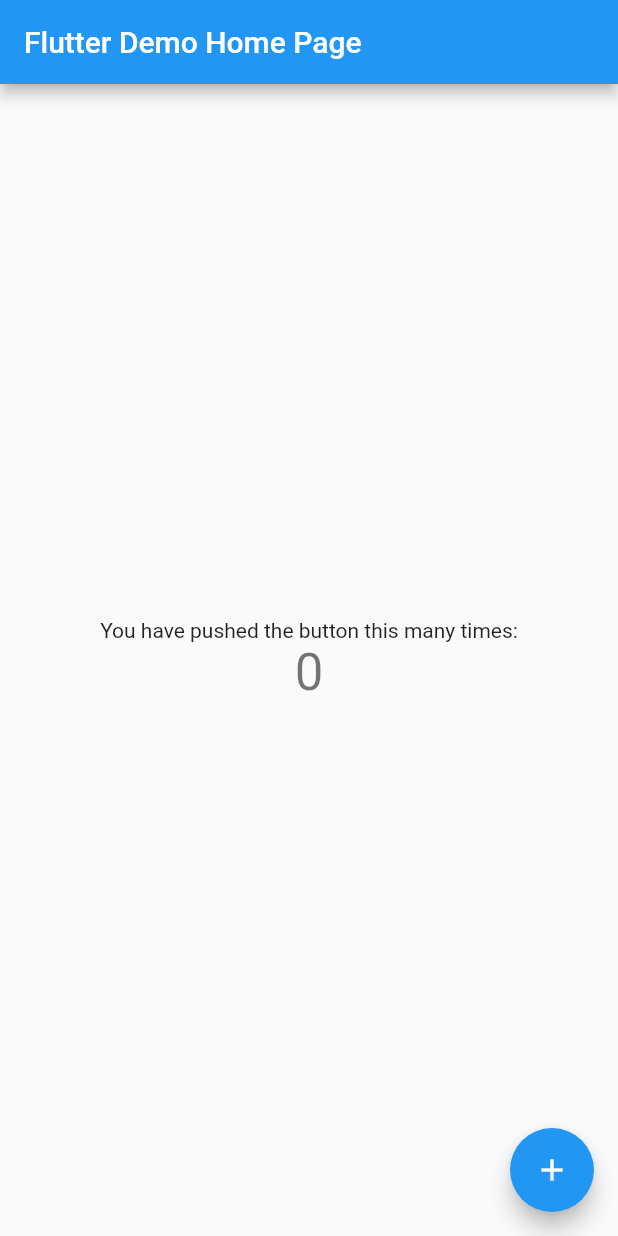
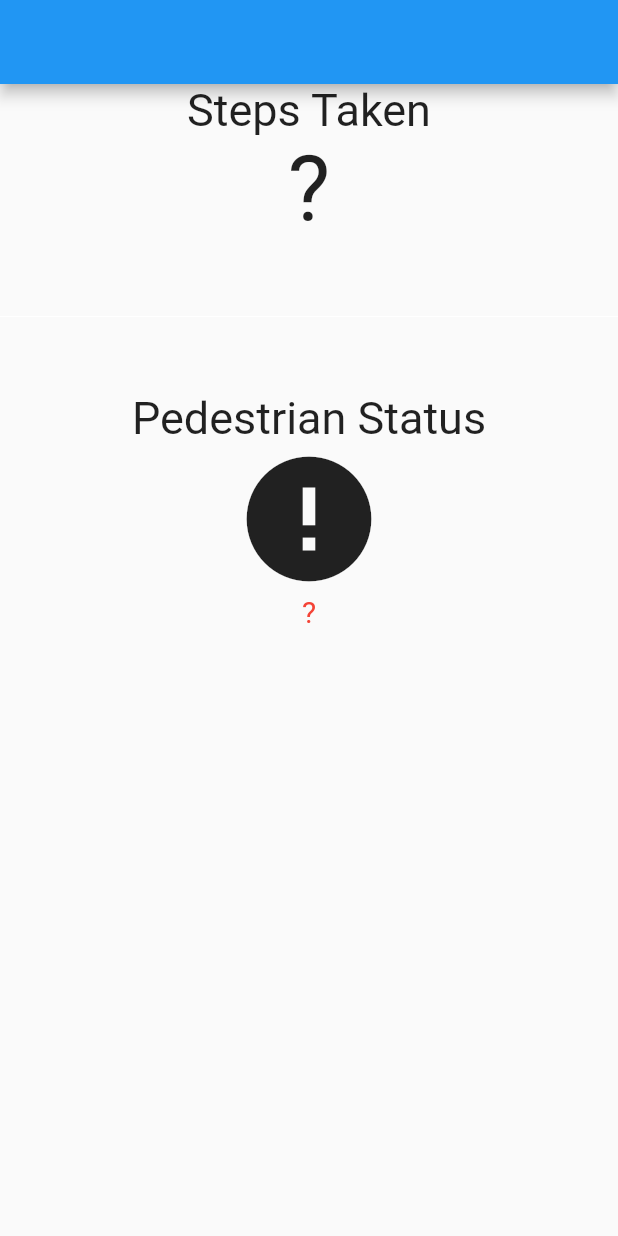
Before and after one commit to thefuturelens/step_counter_demo_flutter, a Flutter app: the screen it shows after launch, on a phone screen of 412 x 824 dp. Run offline on Flutter 3.47's test engine with Material 2 defaults, Android fonts, the phone set to English and light mode, and no system bars; our stand-ins replace get, pedometer, permission_handler, sqflite; missing offline and left inert: workmanager; accounts and stored records are empty.

Commit message:
[IMP] Implemented step counter

```diff
--- /dev/null
+++ b/lib/config/app_string.dart
@@ -0,0 +1,6 @@
+class AppString{
+  static const String stepTaken = 'Steps Taken';
+  static const String pedestrianStatus = 'Pedestrian Status';
+  static const String pedestrianStatusNotAvailable = 'Pedestrian Status not available';
+  static const String stepCountNotAvailable = 'Step Count not available';
+}
--- a/lib/main.dart
+++ b/lib/main.dart
@@ -1,115 +1,75 @@
+import 'dart:async';
+import 'package:flutter/foundation.dart';
 import 'package:flutter/material.dart';
+import 'package:permission_handler/permission_handler.dart';
+import 'package:step_counter_demo_flutter/sqflite/sqflite.dart';
+import 'package:workmanager/workmanager.dart';
+import 'model/step_counter_model.dart';
+import 'views/pedometer_screen.dart';
 
-void main() {
+final SqfliteHelper helper = SqfliteHelper();
+const simplePeriodicTask =
+    "be.tramckrijte.workmanagerExample.simplePeriodicTask";
+
+Future<void> main() async {
+  WidgetsFlutterBinding.ensureInitialized();
+  await Permission.activityRecognition.request();
+  helper.initDB();
+  await Permission.notification.isDenied.then((value) async {
+    if (value) {
+      await Permission.notification.request();
+    }
+  });
+
+  await Workmanager().initialize(
+    callbackDispatcher,
+  );
+  await Workmanager().registerPeriodicTask(
+    simplePeriodicTask,
+    simplePeriodicTask,
+    frequency: const Duration(seconds: 1),
+  );
   runApp(const MyApp());
+}
+
+@pragma(
+    'vm:entry-point') // Mandatory if the App is obfuscated or using Flutter 3.1+
+void callbackDispatcher() {
+  Workmanager().executeTask((task, inputData) async {
+    try {
+      var stepC = StepCounterModel(
+        step: controller.steps.value,
+        time: controller.timeStamp.value,
+      );
+      helper.insertStep(stepC);
+      List<StepCounterModel> record = await helper.getStep();
+      for (int i = 0; i < record.length; i++) {
+        print("id--->${record[i].id}");
+        print("time--->${record[i].time}");
+        print("step--->${record[i].step}");
+      }
+    } catch (e) {
+      if (kDebugMode) {
+        print(e);
+      }
+    } finally {
+      print("Finally call-->");
+    }
+    return Future.value(true);
+  });
 }
 
 class MyApp extends StatelessWidget {
   const MyApp({super.key});
 
-  // This widget is the root of your application.
   @override
   Widget build(BuildContext context) {
     return MaterialApp(
       title: 'Flutter Demo',
       theme: ThemeData(
-        // This is the theme of your application.
-        //
-        // Try running your application with "flutter run". You'll see the
-        // application has a blue toolbar. Then, without quitting the app, try
-        // changing the primarySwatch below to Colors.green and then invoke
-        // "hot reload" (press "r" in the console where you ran "flutter run",
-        // or simply save your changes to "hot reload" in a Flutter IDE).
-        // Notice that the counter didn't reset back to zero; the application
-        // is not restarted.
         primarySwatch: Colors.blue,
       ),
-      home: const MyHomePage(title: 'Flutter Demo Home Page'),
+      home: PedometerScreen(),
     );
   }
 }
-
-class MyHomePage extends StatefulWidget {
-  const MyHomePage({super.key, required this.title});
-
-  // This widget is the home page of your application. It is stateful, meaning
-  // that it has a State object (defined below) that contains fields that affect
-  // how it looks.
-
-  // This class is the configuration for the state. It holds the values (in this
-  // case the title) provided by the parent (in this case the App widget) and
-  // used by the build method of the State. Fields in a Widget subclass are
-  // always marked "final".
-
-  final String title;
-
-  @override
-  State<MyHomePage> createState() => _MyHomePageState();
-}
-
-class _MyHomePageState extends State<MyHomePage> {
-  int _counter = 0;
-
-  void _incrementCounter() {
-    setState(() {
-      // This call to setState tells the Flutter framework that something has
-      // changed in this State, which causes it to rerun the build method below
-      // so that the display can reflect the updated values. If we changed
-      // _counter without calling setState(), then the build method would not be
-      // called again, and so nothing would appear to happen.
-      _counter++;
-    });
-  }
-
-  @override
-  Widget build(BuildContext context) {
-    // This method is rerun every time setState is called, for instance as done
-    // by the _incrementCounter method above.
-    //
-    // The Flutter framework has been optimized to make rerunning build methods
-    // fast, so that you can just rebuild anything that needs updating rather
-    // than having to individually change instances of widgets.
-    return Scaffold(
-      appBar: AppBar(
-        // Here we take the value from the MyHomePage object that was created by
-        // the App.build method, and use it to set our appbar title.
-        title: Text(widget.title),
-      ),
-      body: Center(
-        // Center is a layout widget. It takes a single child and positions it
-        // in the middle of the parent.
-        child: Column(
-          // Column is also a layout widget. It takes a list of children and
-          // arranges them vertically. By default, it sizes itself to fit its
-          // children horizontally, and tries to be as tall as its parent.
-          //
-          // Invoke "debug painting" (press "p" in the console, choose the
-          // "Toggle Debug Paint" action from the Flutter Inspector in Android
-          // Studio, or the "Toggle Debug Paint" command in Visual Studio Code)
-          // to see the wireframe for each widget.
-          //
-          // Column has various properties to control how it sizes itself and
-          // how it positions its children. Here we use mainAxisAlignment to
-          // center the children vertically; the main axis here is the vertical
-          // axis because Columns are vertical (the cross axis would be
-          // horizontal).
-          mainAxisAlignment: MainAxisAlignment.center,
-          children: <Widget>[
-            const Text(
-              'You have pushed the button this many times:',
-            ),
-            Text(
-              '$_counter',
-              style: Theme.of(context).textTheme.headlineMedium,
-            ),
-          ],
-        ),
-      ),
-      floatingActionButton: FloatingActionButton(
-        onPressed: _incrementCounter,
-        tooltip: 'Increment',
-        child: const Icon(Icons.add),
-      ), // This trailing comma makes auto-formatting nicer for build methods.
-    );
-  }
-}
--- /dev/null
+++ b/lib/views/pedometer_screen.dart
@@ -0,0 +1,59 @@
+import 'package:flutter/material.dart';
+import 'package:get/get.dart';
+import 'package:step_counter_demo_flutter/config/app_string.dart';
+import 'package:step_counter_demo_flutter/controller/pedometer_controller.dart';
+
+PedometerController controller = Get.put(PedometerController());
+
+class PedometerScreen extends StatelessWidget {
+  PedometerScreen({Key? key}) : super(key: key);
+  @override
+  Widget build(BuildContext context) {
+    return Scaffold(
+        appBar: AppBar(),
+        body: Obx(
+          () => SingleChildScrollView(
+            child: Center(
+                child: Column(
+              mainAxisAlignment: MainAxisAlignment.center,
+              children: <Widget>[
+                const Text(
+                  AppString.stepTaken,
+                  style: TextStyle(fontSize: 30),
+                ),
+                Text(
+                  controller.steps.value,
+                  style: const TextStyle(fontSize: 60),
+                ),
+                const Divider(
+                  height: 100,
+                  thickness: 0,
+                  color: Colors.white,
+                ),
+                const Text(
+                  AppString.pedestrianStatus,
+                  style: TextStyle(fontSize: 30),
+                ),
+                Icon(
+                  controller.status.value == 'walking'
+                      ? Icons.directions_walk
+                      : controller.status.value == 'stopped'
+                          ? Icons.accessibility_new
+                          : Icons.error,
+                  size: 100,
+                ),
+                Center(
+                  child: Text(
+                    controller.status.value,
+                    style: controller.status.value == 'walking' ||
+                            controller.status.value == 'stopped'
+                        ? const TextStyle(fontSize: 30)
+                        : const TextStyle(fontSize: 20, color: Colors.red),
+                  ),
+                )
+              ],
+            )),
+          ),
+        ));
+  }
+}
--- a/pubspec.yaml
+++ b/pubspec.yaml
@@ -35,6 +35,12 @@
   # The following adds the Cupertino Icons font to your application.
   # Use with the CupertinoIcons class for iOS style icons.
   cupertino_icons: ^1.0.2
+  permission_handler: ^11.3.0
+  pedometer: ^4.0.1
+  get: ^4.6.6
+  workmanager: ^0.5.2
+  sqflite: ^2.3.2
+  path:
 
 dev_dependencies:
   flutter_test:
```
Also changed, not shown: lib/controller/pedometer_controller.dart (added, +52 -0 lines), lib/model/step_counter_model.dart (added, +24 -0 lines), lib/sqflite/sqflite.dart (added, +53 -0 lines), 3 other files.
